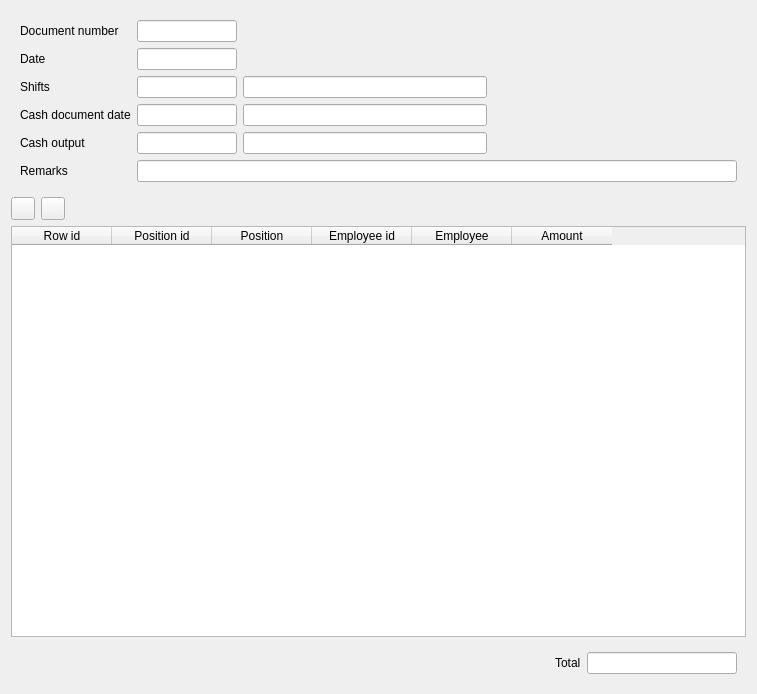
This is Forms/c5salarydoc.ui in End1-1/Cafe5 as Qt 5 draws it before an edit. The edited form follows.
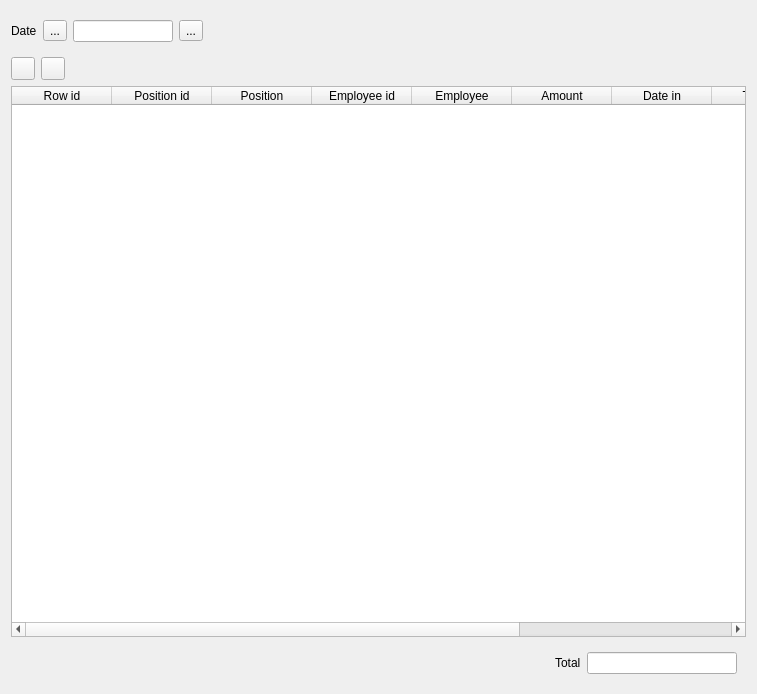
This is the edited form. Icons and pictures are not drawn. Custom widgets are drawn as their Qt base class.

What changed in the file:
```diff
--- a/Forms/c5salarydoc.ui
+++ b/Forms/c5salarydoc.ui
@@ -17,39 +17,40 @@
    <item>
     <widget class="QWidget" name="widget" native="true">
      <layout class="QGridLayout" name="gridLayout">
+      <property name="leftMargin">
+       <number>0</number>
+      </property>
+      <item row="0" column="3">
+       <widget class="QToolButton" name="toolButton_2">
+        <property name="text">
+         <string>...</string>
+        </property>
+        <property name="icon">
+         <iconset resource="../resources/res.qrc">
+          <normaloff>:/right-arrow.png</normaloff>:/right-arrow.png</iconset>
+        </property>
+       </widget>
+      </item>
+      <item row="0" column="1">
+       <widget class="QToolButton" name="toolButton">
+        <property name="text">
+         <string>...</string>
+        </property>
+        <property name="icon">
+         <iconset resource="../resources/res.qrc">
+          <normaloff>:/left-arrow.png</normaloff>:/left-arrow.png</iconset>
+        </property>
+       </widget>
+      </item>
       <item row="0" column="0">
-       <widget class="QLabel" name="label">
-        <property name="text">
-         <string>Document number</string>
-        </property>
-       </widget>
-      </item>
-      <item row="0" column="2">
-       <widget class="C5LineEdit" name="leDocnumber">
-        <property name="maximumSize">
-         <size>
-          <width>100</width>
-          <height>16777215</height>
-         </size>
-        </property>
-       </widget>
-      </item>
-      <item row="6" column="0">
-       <widget class="QLabel" name="label_6">
-        <property name="text">
-         <string>Remarks</string>
-        </property>
-       </widget>
-      </item>
-      <item row="1" column="0">
        <widget class="QLabel" name="label_2">
         <property name="text">
          <string>Date</string>
         </property>
        </widget>
       </item>
-      <item row="3" column="2">
-       <widget class="C5DateEdit" name="deCashDate">
+      <item row="0" column="2">
+       <widget class="C5DateEdit" name="deDate">
         <property name="maximumSize">
          <size>
           <width>100</width>
@@ -58,14 +59,7 @@
         </property>
        </widget>
       </item>
-      <item row="3" column="0">
-       <widget class="QLabel" name="label_3">
-        <property name="text">
-         <string>Cash document date</string>
-        </property>
-       </widget>
-      </item>
-      <item row="4" column="4">
+      <item row="0" column="4">
        <spacer name="horizontalSpacer_3">
         <property name="orientation">
          <enum>Qt::Horizontal</enum>
@@ -78,80 +72,6 @@
         </property>
        </spacer>
       </item>
-      <item row="2" column="0">
-       <widget class="QLabel" name="label_7">
-        <property name="text">
-         <string>Shifts</string>
-        </property>
-       </widget>
-      </item>
-      <item row="4" column="2">
-       <widget class="C5LineEditWithSelector" name="leCash">
-        <property name="maximumSize">
-         <size>
-          <width>100</width>
-          <height>16777215</height>
-         </size>
-        </property>
-       </widget>
-      </item>
-      <item row="4" column="0">
-       <widget class="QLabel" name="label_4">
-        <property name="text">
-         <string>Cash output</string>
-        </property>
-       </widget>
-      </item>
-      <item row="4" column="3">
-       <widget class="QLineEdit" name="leCashName">
-        <property name="readOnly">
-         <bool>true</bool>
-        </property>
-       </widget>
-      </item>
-      <item row="1" column="2">
-       <widget class="C5DateEdit" name="deDate">
-        <property name="maximumSize">
-         <size>
-          <width>100</width>
-          <height>16777215</height>
-         </size>
-        </property>
-       </widget>
-      </item>
-      <item row="6" column="2" colspan="3">
-       <widget class="C5LineEdit" name="leRemarks"/>
-      </item>
-      <item row="2" column="3">
-       <widget class="QLineEdit" name="leShiftName">
-        <property name="readOnly">
-         <bool>true</bool>
-        </property>
-       </widget>
-      </item>
-      <item row="2" column="2">
-       <widget class="C5LineEditWithSelector" name="leShift">
-        <property name="maximumSize">
-         <size>
-          <width>100</width>
-          <height>16777215</height>
-         </size>
-        </property>
-       </widget>
-      </item>
-      <item row="3" column="3">
-       <widget class="QLineEdit" name="lePaid">
-        <property name="font">
-         <font>
-          <weight>75</weight>
-          <bold>true</bold>
-         </font>
-        </property>
-        <property name="readOnly">
-         <bool>true</bool>
-        </property>
-       </widget>
-      </item>
      </layout>
     </widget>
    </item>
@@ -249,6 +169,26 @@
        <string>Amount</string>
       </property>
      </column>
+     <column>
+      <property name="text">
+       <string>Date in</string>
+      </property>
+     </column>
+     <column>
+      <property name="text">
+       <string>Time in</string>
+      </property>
+     </column>
+     <column>
+      <property name="text">
+       <string>Date out</string>
+      </property>
+     </column>
+     <column>
+      <property name="text">
+       <string>Time out</string>
+      </property>
+     </column>
     </widget>
    </item>
    <item>
@@ -293,26 +233,21 @@
   </layout>
  </widget>
  <customwidgets>
+  <customwidget>
+   <class>C5LineEdit</class>
+   <extends>QLineEdit</extends>
+   <header location="global">c5lineedit.h</header>
+  </customwidget>
   <customwidget>
    <class>C5DateEdit</class>
    <extends>QLineEdit</extends>
    <header location="global">c5dateedit.h</header>
   </customwidget>
-  <customwidget>
-   <class>C5LineEditWithSelector</class>
-   <extends>QLineEdit</extends>
-   <header location="global">c5lineeditwithselector.h</header>
-  </customwidget>
   <customwidget>
    <class>C5TableWidgetWithSelector</class>
    <extends>QTableWidget</extends>
    <header location="global">c5tablewidgetwithselector.h</header>
   </customwidget>
-  <customwidget>
-   <class>C5LineEdit</class>
-   <extends>QLineEdit</extends>
-   <header location="global">c5lineedit.h</header>
-  </customwidget>
  </customwidgets>
  <tabstops>
   <tabstop>leDocnumber</tabstop>
```
Left out of the diff: 4 changed lines with no effect on the pictures.
